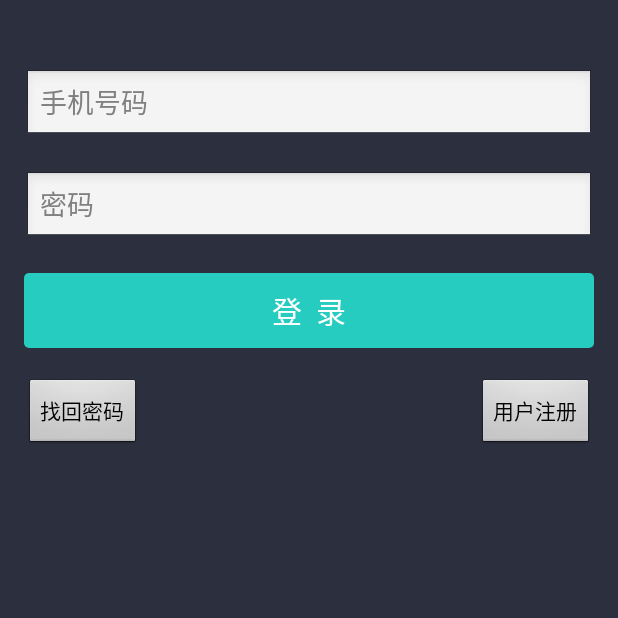
After one commit to lintex/Aladdin, an Android app: the LoginActivity screen opened directly, with no data from a screen before it, on a phone screen of 412 x 824 dp, the top half of it. The commit adds this screen. Run offline under Robolectric (Android 15) with nearby library versions, the phone set to English and light mode, and no system bars; libraries missing offline, so code that uses them is left out: cn.smssdk, cn.smssdk.gui; 1 statement that could not run was skipped.

Commit message:
1、WebView界面优化 2、登录界面实现AsyncTask进行密码验证

```diff
--- /dev/null
+++ b/app/src/main/java/com/ixxj/aladdin/LoginActivity.java
@@ -0,0 +1,124 @@
+package com.ixxj.aladdin;
+
+import android.app.Activity;
+import android.content.SharedPreferences;
+import android.os.AsyncTask;
+import android.os.Bundle;
+import android.util.Log;
+import android.view.View;
+import android.widget.Button;
+import android.widget.EditText;
+import android.widget.Toast;
+
+import org.json.JSONArray;
+import org.json.JSONException;
+import org.json.JSONObject;
+
+import java.util.HashMap;
+
+import cn.smssdk.EventHandler;
+import cn.smssdk.SMSSDK;
+import cn.smssdk.gui.RegisterPage;
+
+public class LoginActivity extends Activity {
+    private EditText et_phone, et_password;
+    private Button btn_login, btn_forgotPassword, btn_register;
+    SharedPreferences pref;
+    SharedPreferences.Editor editor;
+    private String phone;
+    private String password;
+    private LoginTask mLoginTask;
+
+    @Override
+    protected void onCreate(Bundle savedInstanceState) {
+        super.onCreate(savedInstanceState);
+        setContentView(R.layout.activity_login);
+        initView();
+        pref = getSharedPreferences("UserInfo", MODE_PRIVATE);
+        editor = pref.edit();
+        phone = pref.getString("phone", "");
+        if (phone != null) {
+            et_phone.setText(phone);
+        }
+    }
+
+    private void initView() {
+        et_phone = (EditText) findViewById(R.id.id_et_phone);
+        et_password = (EditText) findViewById(R.id.id_et_password);
+        btn_login = (Button) findViewById(R.id.id_btn_login);
+        btn_register = (Button) findViewById(R.id.id_btn_register);
+        btn_forgotPassword = (Button) findViewById(R.id.id_btn_forgotPassword);
+        //初始化短信验证界面
+        SMSSDK.initSDK(this, "f3824f847d66", "1d05e3fa2b5a021b66350644965e462c");
+    }
+
+    public void login(View v) {
+        phone = et_phone.getText().toString().trim();
+        password = et_password.getText().toString().trim();
+        //异步验证用户名密码
+        mLoginTask = new LoginTask();
+        mLoginTask.execute("http://1.ixxj.applinzi.com/android_login.php", phone, password);
+    }
+
+    public void register(View v) {
+        //打开注册页面
+        RegisterPage registerPage = new RegisterPage();
+        registerPage.setRegisterCallback(new EventHandler() {
+            public void afterEvent(int event, int result, Object data) {
+                // 解析注册结果
+                if (result == SMSSDK.RESULT_COMPLETE) {
+                    @SuppressWarnings("unchecked")
+                    HashMap<String, Object> phoneMap = (HashMap<String, Object>) data;
+                    String country = (String) phoneMap.get("country");
+                    String phone = (String) phoneMap.get("phone");
+                    // 提交用户信息
+                    //registerUser(country, phone);
+                }
+            }
+        });
+        registerPage.show(this);
+    }
+
+    public void forgotPassword(View v) {
+
+
+    }
+
+
+    class LoginTask extends AsyncTask<String, Void, String> {
+        @Override
+        protected String doInBackground(String... params) {
+            String Url = params[0];
+            String param = "username=" + params[1] + "&password=" +params[2];
+            Log.i("yxx",param);
+            BasicHttpClient client = new BasicHttpClient();
+            String response = client.httpPost(Url, param);
+            return response;
+        }
+        @Override
+        protected void onPostExecute(String s) {
+            super.onPostExecute(s);
+            Log.i("yxx", s);
+            try {
+                JSONObject jsonObject = new JSONObject(s);
+                Integer code = jsonObject.getInt("code");
+                String message = jsonObject.getString("message");
+                if(code==200){
+                    jsonObject = jsonObject.getJSONObject("data");
+                    editor.putString("username", jsonObject.getString("username"));
+                    editor.putString("phone", jsonObject.getString("phone"));
+                    editor.putString("nickname", jsonObject.getString("nickname"));
+                    editor.commit();
+                    Log.i("yxx", jsonObject.getString("nickname"));
+                    overridePendingTransition(R.anim.slide_in_right, R.anim.slide_out_right);
+                    LoginActivity.this.finish();
+                }
+                Toast.makeText(LoginActivity.this, message, Toast.LENGTH_SHORT).show();
+            } catch (JSONException e) {
+                e.printStackTrace();
+            }
+
+        }
+    }
+
+}
--- /dev/null
+++ b/app/src/main/res/drawable/login_button.xml
@@ -0,0 +1,5 @@
+<?xml version="1.0" encoding="utf-8"?>
+<selector xmlns:android="http://schemas.android.com/apk/res/android">
+    <item android:state_pressed="true" android:drawable="@drawable/login_button_pressed" />
+    <item android:state_pressed="false" android:drawable="@drawable/login_button_normal" />
+</selector>
--- /dev/null
+++ b/app/src/main/res/drawable/login_button_normal.xml
@@ -0,0 +1,6 @@
+<?xml version="1.0" encoding="utf-8"?>
+<shape
+    xmlns:android="http://schemas.android.com/apk/res/android">
+    <corners android:radius="5.0px" />
+    <solid android:color="#26CCC0" />
+</shape>
--- /dev/null
+++ b/app/src/main/res/drawable/login_button_pressed.xml
@@ -0,0 +1,6 @@
+<?xml version="1.0" encoding="utf-8"?>
+<shape
+    xmlns:android="http://schemas.android.com/apk/res/android">
+    <corners android:radius="5.0px" />
+    <solid android:color="#FF0E4B47" />
+</shape>
--- /dev/null
+++ b/app/src/main/res/layout/activity_login.xml
@@ -0,0 +1,78 @@
+<?xml version="1.0" encoding="utf-8"?>
+<RelativeLayout xmlns:android="http://schemas.android.com/apk/res/android"
+    xmlns:tools="http://schemas.android.com/tools" android:layout_width="match_parent"
+    android:layout_height="match_parent" android:paddingLeft="@dimen/activity_horizontal_margin"
+    android:paddingRight="@dimen/activity_horizontal_margin"
+    android:paddingTop="@dimen/activity_vertical_margin"
+    android:paddingBottom="@dimen/activity_vertical_margin"
+    android:background="#2C2F3E"
+    tools:context="com.ixxj.aladdin.LoginActivity">
+
+    <EditText
+        android:layout_width="wrap_content"
+        android:layout_height="wrap_content"
+        android:id="@+id/id_et_phone"
+        android:inputType="phone"
+        android:layout_marginTop="30dp"
+        android:layout_alignParentTop="true"
+        android:layout_alignParentLeft="true"
+        android:layout_alignParentStart="true"
+        android:layout_alignParentRight="true"
+        android:layout_alignParentEnd="true"
+        android:hint="手机号码" />
+
+    <EditText
+        android:layout_width="wrap_content"
+        android:layout_height="wrap_content"
+        android:id="@+id/id_et_password"
+        android:inputType="textPassword"
+        android:ems="10"
+        android:layout_below="@+id/id_et_phone"
+        android:layout_alignParentLeft="true"
+        android:layout_alignParentStart="true"
+        android:layout_marginTop="20dp"
+        android:layout_alignParentRight="true"
+        android:layout_alignParentEnd="true"
+        android:hint="密码"
+        />
+
+    <Button
+        android:layout_width="wrap_content"
+        android:layout_height="50dp"
+        android:text="登  录"
+        android:textSize="20sp"
+        android:textColor="@color/white"
+        android:id="@+id/id_btn_login"
+        android:layout_below="@+id/id_et_password"
+        android:layout_alignParentLeft="true"
+        android:layout_alignParentStart="true"
+        android:layout_marginTop="20dp"
+        android:layout_alignParentRight="true"
+        android:layout_alignParentEnd="true"
+        android:background="@drawable/login_button"
+        android:onClick="login"
+        />
+
+    <Button
+        android:layout_width="wrap_content"
+        android:layout_height="wrap_content"
+        android:text="找回密码"
+        android:id="@+id/id_btn_forgotPassword"
+        android:layout_below="@+id/id_btn_login"
+        android:layout_alignParentLeft="true"
+        android:layout_alignParentStart="true"
+        android:layout_marginTop="20dp"
+        android:onClick="forgotPassword"
+        />
+
+    <Button
+        android:layout_width="wrap_content"
+        android:layout_height="wrap_content"
+        android:text="用户注册"
+        android:id="@+id/id_btn_register"
+        android:layout_alignBottom="@+id/id_btn_forgotPassword"
+        android:layout_alignParentRight="true"
+        android:layout_alignParentEnd="true"
+        android:onClick="register"
+        />
+</RelativeLayout>
--- a/app/src/main/res/layout/item_top.xml
+++ b/app/src/main/res/layout/item_top.xml
@@ -13,7 +13,8 @@
         android:layout_marginLeft="10dp"
         android:layout_marginStart="10dp"
         android:layout_marginTop="10dp"
-        android:background="@mipmap/ac0" />
+        android:background="@mipmap/ac0"
+        />
 
     <View
         android:layout_width="1dp"
```
Also changed, not shown: app/src/main/AndroidManifest.xml (+11 -9 lines), app/src/main/java/com/ixxj/aladdin/Fragment3.java (+25 -8 lines), app/src/main/java/com/ixxj/aladdin/MainActivity.java (+11 -12 lines), app/src/main/java/com/ixxj/aladdin/WebViewActivity.java (+31 -2 lines), app/src/main/res/layout/view3.xml (+7 -1 lines).
